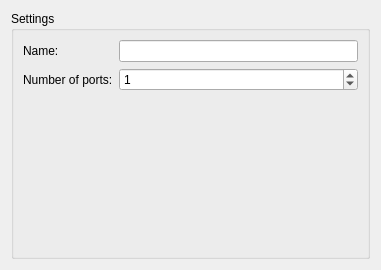
This is gns3/modules/builtin/ui/ethernet_hub_configuration_page.ui in GNS3/gns3-gui as Qt 5 draws it before an edit. The edited form follows.
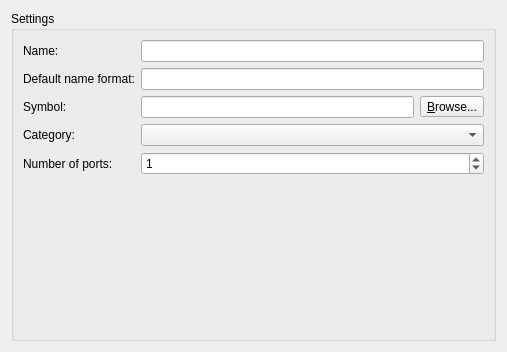
This is the edited form.

Commit message: Implements customizable Ethernet hub & switches templates.

The edit to the form file:
```diff
--- a/gns3/modules/builtin/ui/ethernet_hub_configuration_page.ui
+++ b/gns3/modules/builtin/ui/ethernet_hub_configuration_page.ui
@@ -6,15 +6,15 @@
    <rect>
     <x>0</x>
     <y>0</y>
-    <width>381</width>
-    <height>270</height>
+    <width>507</width>
+    <height>352</height>
    </rect>
   </property>
   <property name="windowTitle">
    <string>Ethernet hub</string>
   </property>
-  <layout class="QGridLayout">
-   <item row="0" column="1">
+  <layout class="QVBoxLayout" name="verticalLayout">
+   <item>
     <widget class="QGroupBox" name="uiSettingsGroupBox">
      <property name="sizePolicy">
       <sizepolicy hsizetype="Expanding" vsizetype="Preferred">
@@ -33,17 +33,58 @@
         </property>
        </widget>
       </item>
-      <item row="0" column="1">
-       <widget class="QLineEdit" name="uiNameLineEdit"/>
+      <item row="1" column="0" colspan="2">
+       <widget class="QLabel" name="uiDefaultNameFormatLabel">
+        <property name="text">
+         <string>Default name format:</string>
+        </property>
+       </widget>
       </item>
-      <item row="1" column="0">
+      <item row="1" column="2">
+       <widget class="QLineEdit" name="uiDefaultNameFormatLineEdit"/>
+      </item>
+      <item row="2" column="0" colspan="2">
+       <widget class="QLabel" name="uiSymbolLabel">
+        <property name="text">
+         <string>Symbol:</string>
+        </property>
+       </widget>
+      </item>
+      <item row="2" column="2">
+       <layout class="QHBoxLayout" name="horizontalLayout_7">
+        <item>
+         <widget class="QLineEdit" name="uiSymbolLineEdit"/>
+        </item>
+        <item>
+         <widget class="QToolButton" name="uiSymbolToolButton">
+          <property name="text">
+           <string>&amp;Browse...</string>
+          </property>
+          <property name="toolButtonStyle">
+           <enum>Qt::ToolButtonTextOnly</enum>
+          </property>
+         </widget>
+        </item>
+       </layout>
+      </item>
+      <item row="3" column="0" colspan="2">
+       <widget class="QLabel" name="uiCategoryLabel">
+        <property name="text">
+         <string>Category:</string>
+        </property>
+       </widget>
+      </item>
+      <item row="3" column="2">
+       <widget class="QComboBox" name="uiCategoryComboBox"/>
+      </item>
+      <item row="4" column="0">
        <widget class="QLabel" name="uiPortsLabel">
         <property name="text">
          <string>Number of ports:</string>
         </property>
        </widget>
       </item>
-      <item row="1" column="1">
+      <item row="4" column="2">
        <widget class="QSpinBox" name="uiPortsSpinBox">
         <property name="sizePolicy">
          <sizepolicy hsizetype="Expanding" vsizetype="Fixed">
@@ -62,7 +103,7 @@
         </property>
        </widget>
       </item>
-      <item row="2" column="1">
+      <item row="5" column="2">
        <spacer name="spacer">
         <property name="orientation">
          <enum>Qt::Vertical</enum>
@@ -75,6 +116,9 @@
         </property>
        </spacer>
       </item>
+      <item row="0" column="2">
+       <widget class="QLineEdit" name="uiNameLineEdit"/>
+      </item>
      </layout>
     </widget>
    </item>
```
The commit also changes 22 other files.
